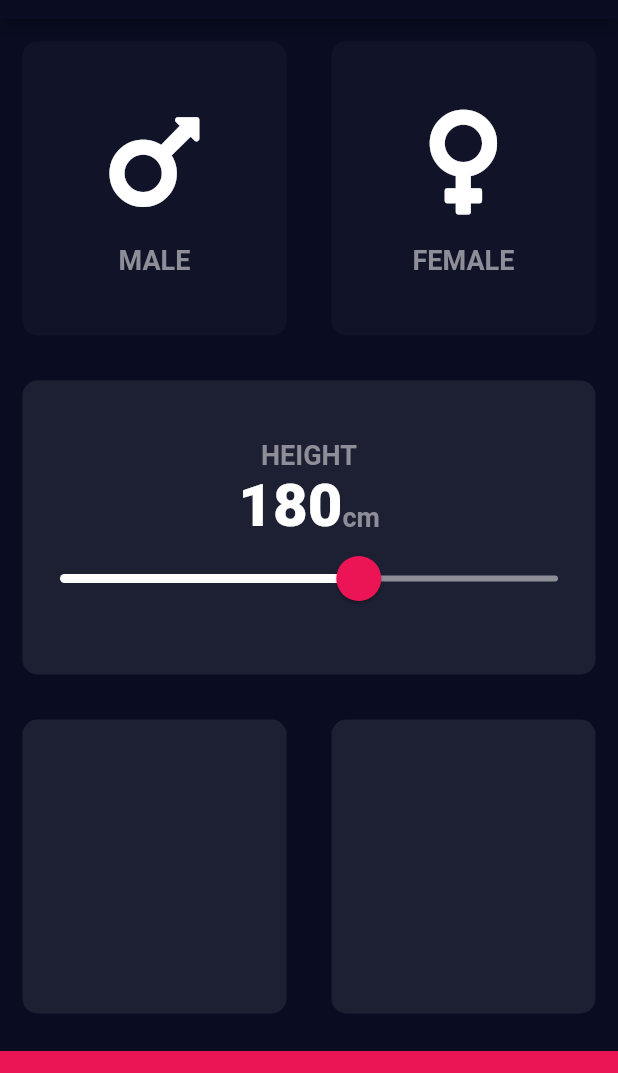
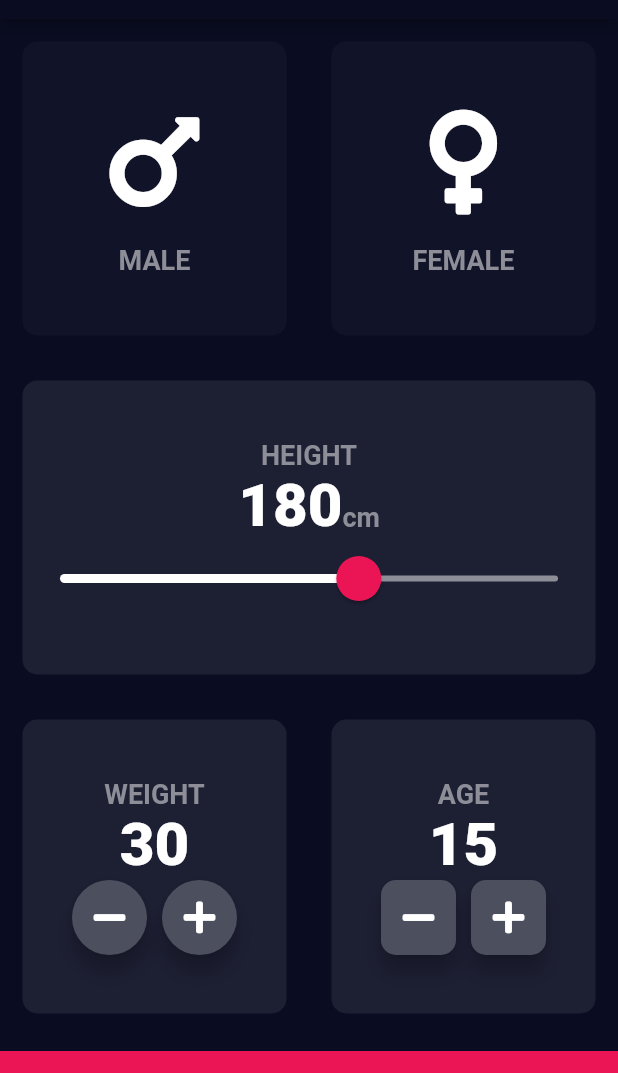
Before and after one commit to mdkamrulislam-web/bmi_calculator, a Flutter app: the screen it shows after launch, on a phone screen of 412 x 824 dp, the part 65-1138 px from its top. Run offline on Flutter 3.47's test engine with Material 2 defaults, Android fonts, the phone set to English and light mode, and no system bars; our stand-ins replace font_awesome_flutter.

Commit message:
2nd Commit - 17th August 2021

```diff
--- a/lib/input_page.dart
+++ b/lib/input_page.dart
@@ -1,8 +1,10 @@
+import 'package:bmi_calculator/rounded_rec_icon_button.dart';
 import 'package:flutter/material.dart';
 import 'package:font_awesome_flutter/font_awesome_flutter.dart';
 import 'icon_content.dart';
 import 'reusable_card.dart';
 import 'constants.dart';
+import 'round_icon_button.dart';
 
 enum Gender { male, female }
 
@@ -15,6 +17,8 @@ class _InputPageState extends State<InputPage> {
   //Using Ternary Operator instead of method
   Gender? selectedGender;
   int height = 180;
+  int weight = 30;
+  int age = 15;
   // Color maleCardColor = inactiveCardColor;
   // Color femaleCardColor = inactiveCardColor;
   //
@@ -133,10 +137,90 @@ class _InputPageState extends State<InputPage> {
             child: Row(
               children: [
                 Expanded(
-                  child: ReusableCard(colour: kActiveCardColor),
+                  child: ReusableCard(
+                    colour: kActiveCardColor,
+                    cardChild: Column(
+                      mainAxisAlignment: MainAxisAlignment.center,
+                      children: [
+                        Text(
+                          'WEIGHT',
+                          style: kLabelTextStyle,
+                        ),
+                        Text(
+                          weight.toString(),
+                          style: kNumberTextStyle,
+                        ),
+                        Row(
+                          mainAxisAlignment: MainAxisAlignment.center,
+                          children: [
+                            RoundIconButton(
+                              onPressed: () {
+                                setState(() {
+                                  weight--;
+                                  // print(weight);
+                                });
+                              },
+                              icon: FontAwesomeIcons.minus,
+                            ),
+                            SizedBox(
+                              width: 10.0,
+                            ),
+                            RoundIconButton(
+                              onPressed: () {
+                                setState(() {
+                                  weight++;
+                                  // print(weight);
+                                });
+                              },
+                              icon: FontAwesomeIcons.plus,
+                            ),
+                          ],
+                        ),
+                      ],
+                    ),
+                  ),
                 ),
                 Expanded(
-                  child: ReusableCard(colour: kActiveCardColor),
+                  child: ReusableCard(
+                    cardChild: Column(
+                      mainAxisAlignment: MainAxisAlignment.center,
+                      children: [
+                        Text(
+                          'AGE',
+                          style: kLabelTextStyle,
+                        ),
+                        Text(
+                          age.toString(),
+                          style: kNumberTextStyle,
+                        ),
+                        Row(
+                          mainAxisAlignment: MainAxisAlignment.center,
+                          children: [
+                            RoundedRecIconButton(
+                              icon: FontAwesomeIcons.minus,
+                              onPressed: () {
+                                setState(() {
+                                  age--;
+                                });
+                              },
+                            ),
+                            SizedBox(
+                              width: 10.0,
+                            ),
+                            RoundedRecIconButton(
+                              icon: FontAwesomeIcons.plus,
+                              onPressed: () {
+                                setState(() {
+                                  age++;
+                                });
+                              },
+                            ),
+                          ],
+                        ),
+                      ],
+                    ),
+                    colour: kActiveCardColor,
+                  ),
                 ),
               ],
             ),
--- /dev/null
+++ b/lib/round_icon_button.dart
@@ -0,0 +1,24 @@
+import 'package:flutter/material.dart';
+
+class RoundIconButton extends StatelessWidget {
+  RoundIconButton({required this.icon, required this.onPressed});
+
+  final IconData icon;
+  final Function() onPressed;
+
+  @override
+  Widget build(BuildContext context) {
+    return RawMaterialButton(
+      child: Icon(icon),
+      elevation: 6.0,
+      onPressed: onPressed,
+      constraints: BoxConstraints.tightFor(
+        width: 50.0,
+        height: 50.0,
+      ),
+      shape: CircleBorder(),
+      //RoundedRectangleBorder(borderRadius: BorderRadius.circular(10.0)),
+      fillColor: Color(0xFF4C4F5E),
+    );
+  }
+}
--- /dev/null
+++ b/lib/rounded_rec_icon_button.dart
@@ -0,0 +1,23 @@
+import 'package:flutter/material.dart';
+
+class RoundedRecIconButton extends StatelessWidget {
+  RoundedRecIconButton({required this.icon, required this.onPressed});
+
+  final IconData icon;
+  final Function() onPressed;
+
+  @override
+  Widget build(BuildContext context) {
+    return RawMaterialButton(
+      child: Icon(icon),
+      elevation: 6.0,
+      onPressed: onPressed,
+      constraints: BoxConstraints.tightFor(
+        width: 50.0,
+        height: 50.0,
+      ),
+      shape: RoundedRectangleBorder(borderRadius: BorderRadius.circular(10.0)),
+      fillColor: Color(0xFF4C4F5E),
+    );
+  }
+}
```
